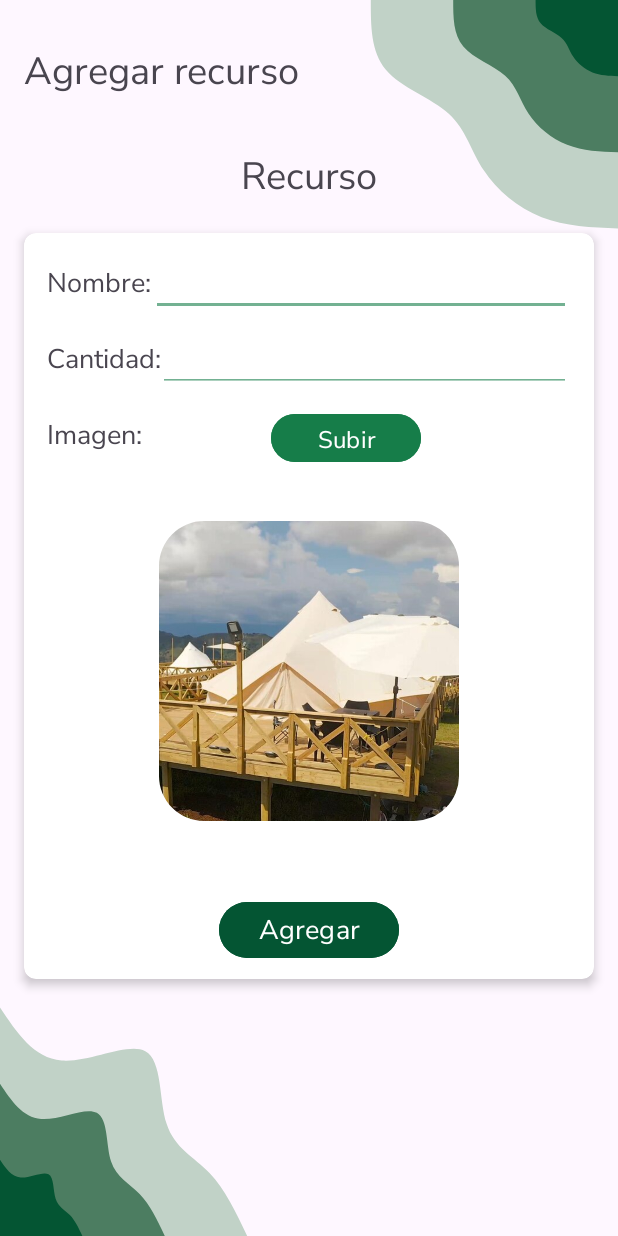
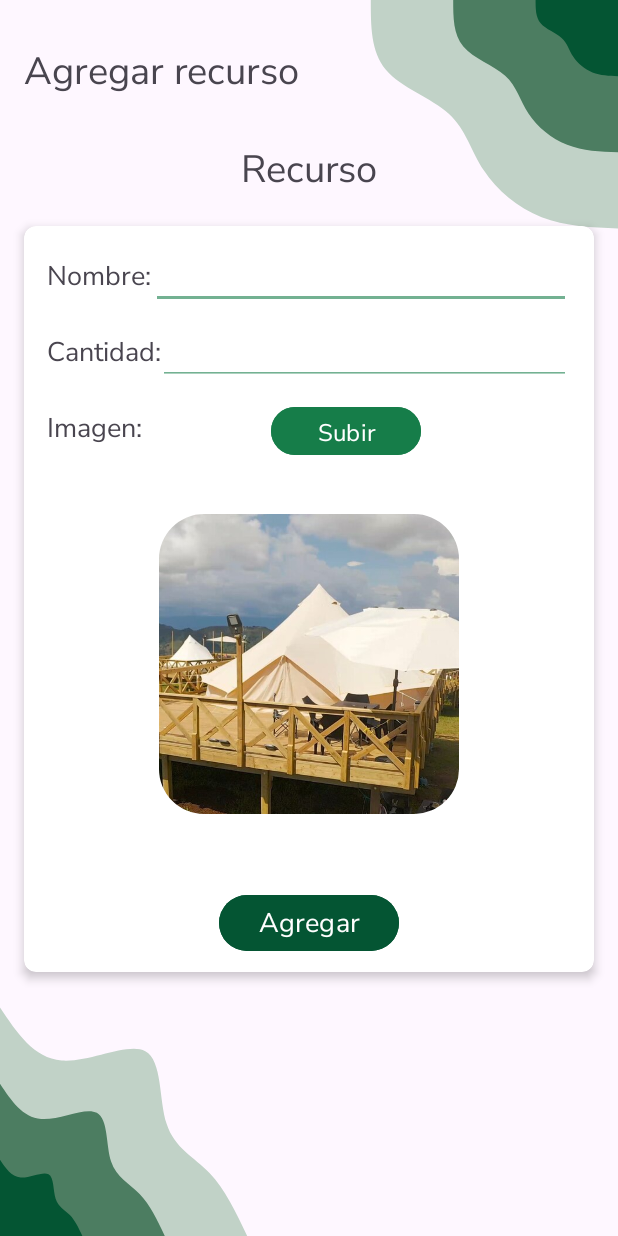
Before and after one commit to adonay-rv/EramonManager, an Android app: the AddResourceActivity screen opened directly, with no data from a screen before it, on a phone screen of 412 x 824 dp. Run offline under Robolectric (Android 15) with nearby library versions, the phone set to English and light mode, and no system bars.

Commit message:
Diseño terminado para divertirse

```diff
--- a/app/src/main/res/layout/activity_add_resource.xml
+++ b/app/src/main/res/layout/activity_add_resource.xml
@@ -24,7 +24,7 @@
         android:textSize="25dp"
         android:fontFamily="@font/nunito_sans"
         android:gravity="center"
-        android:layout_marginTop="100dp"/>
+        android:layout_marginTop="95dp"/>
 
     <androidx.cardview.widget.CardView
         android:id="@+id/cardView_Resource"
```
